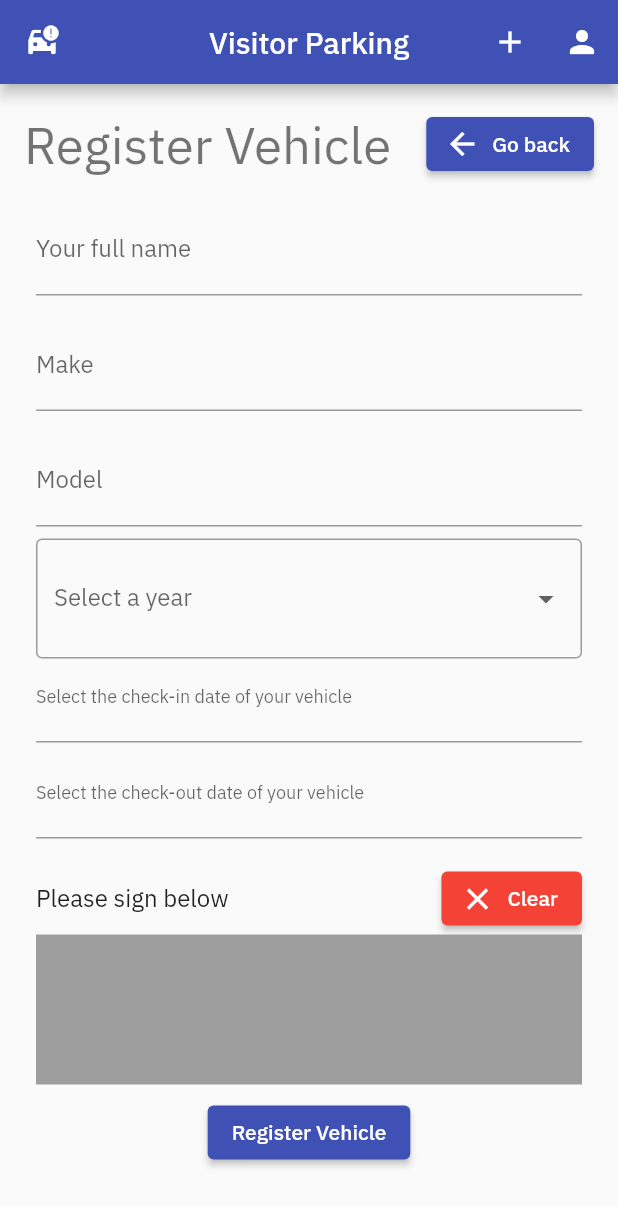
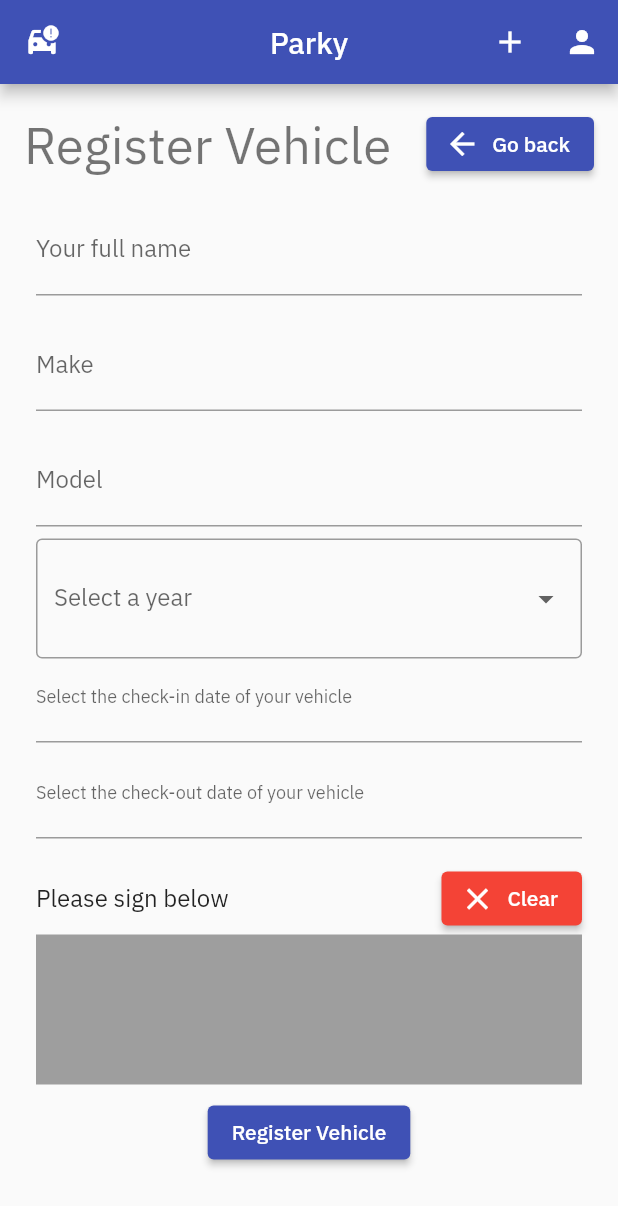
Before and after one commit to bmclachlin1/Parky, a Flutter app: the AddVehiclePage screen opened by its route, on a phone screen of 412 x 824 dp. Shown: the top 1206 px of the screen. Run offline on Flutter 3.47's test engine with Material 2 defaults, Android fonts, the phone set to English and light mode, and no system bars; drawn by our look-alikes of signature; our stand-ins replace cloud_firestore, firebase_auth, firebase_core, flutter_dotenv, google_fonts; missing offline and left inert: firebase_ui_auth, firebase_ui_oauth_google; accounts and stored records are empty; generated files the repository leaves out were written again.

Commit message:
Change app name to Parky

```diff
--- a/lib/components/app_bar.dart
+++ b/lib/components/app_bar.dart
@@ -6,7 +6,7 @@ class MyAppBar extends StatelessWidget implements PreferredSizeWidget {
   @override
   Widget build(BuildContext context) {
     return AppBar(
-      title: const Text("Visitor Parking"),
+      title: const Text("Parky"),
       centerTitle: true,
       leading: IconButton(
         icon: const Icon(Icons.car_crash),
--- a/lib/components/pages/auth_gate_page.dart
+++ b/lib/components/pages/auth_gate_page.dart
@@ -32,9 +32,9 @@ class AuthGate extends StatelessWidget {
                 padding: const EdgeInsets.symmetric(vertical: 8.0),
                 child: action == AuthAction.signIn
                     ? const Text(
-                        'Welcome to Visitor Parking, please sign in to register your vehicle!')
+                        'Welcome to Parky, please sign in to register your vehicle!')
                     : const Text(
-                        'Welcome to Visitor Parking, please sign up to register your vehicle!'),
+                        'Welcome to Parky, please sign up to register your vehicle!'),
               );
             },
           );
```
Also changed, not shown: 1 other file.
